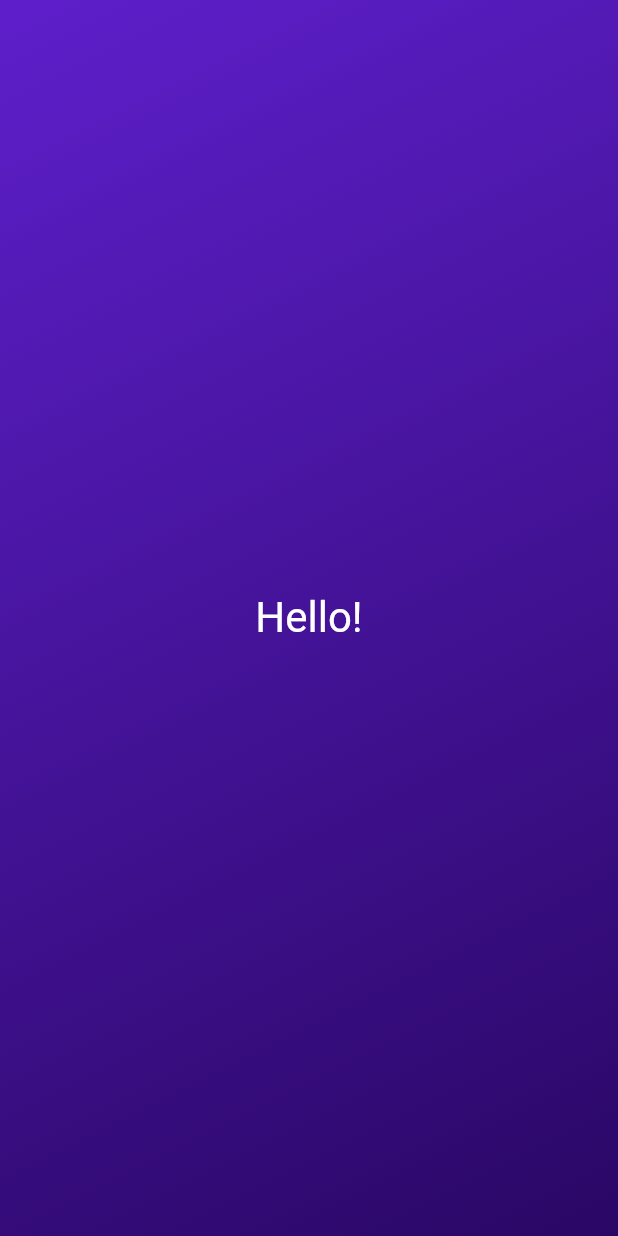
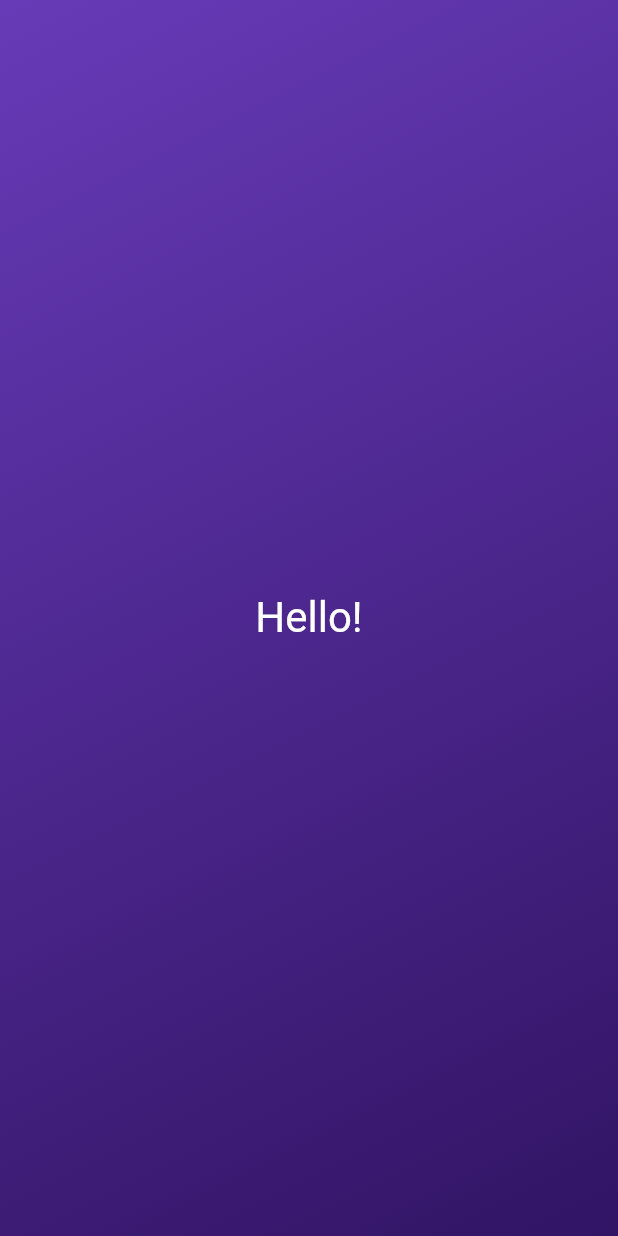
Before and after one commit to bmessaoudi/roll_dice_app, a Flutter app: the screen it shows after launch, on a phone screen of 412 x 824 dp. Run offline on Flutter 3.47's test engine with Material 2 defaults, Android fonts, the phone set to English and light mode, and no system bars.

Commit message:
colors gradient arguments

```diff
--- a/lib/gradient_container.dart
+++ b/lib/gradient_container.dart
@@ -5,17 +5,16 @@ var startAlignment = Alignment.topLeft;
 var endAlignment = Alignment.bottomRight;
 
 class GradientContainer extends StatelessWidget {
-  const GradientContainer({super.key});
+  const GradientContainer({super.key, required this.colors});
+
+  final List<Color> colors;
 
   @override
   Widget build(BuildContext context) {
     return Container(
       decoration: BoxDecoration(
         gradient: LinearGradient(
-          colors: const [
-            Color.fromRGBO(94, 31, 203, 1),
-            Color.fromRGBO(42, 7, 101, 1),
-          ],
+          colors: colors,
           begin: startAlignment,
           end: endAlignment,
         ),
--- a/lib/main.dart
+++ b/lib/main.dart
@@ -14,7 +14,12 @@ class MyApp extends StatelessWidget {
       debugShowCheckedModeBanner: false,
       home: Scaffold(
         backgroundColor: Colors.purple,
-        body: GradientContainer(),
+        body: GradientContainer(
+          colors: [
+            Color.fromRGBO(103, 58, 183, 1),
+            Color.fromRGBO(49, 20, 100, 1),
+          ],
+        ),
       ),
     );
   }
```
